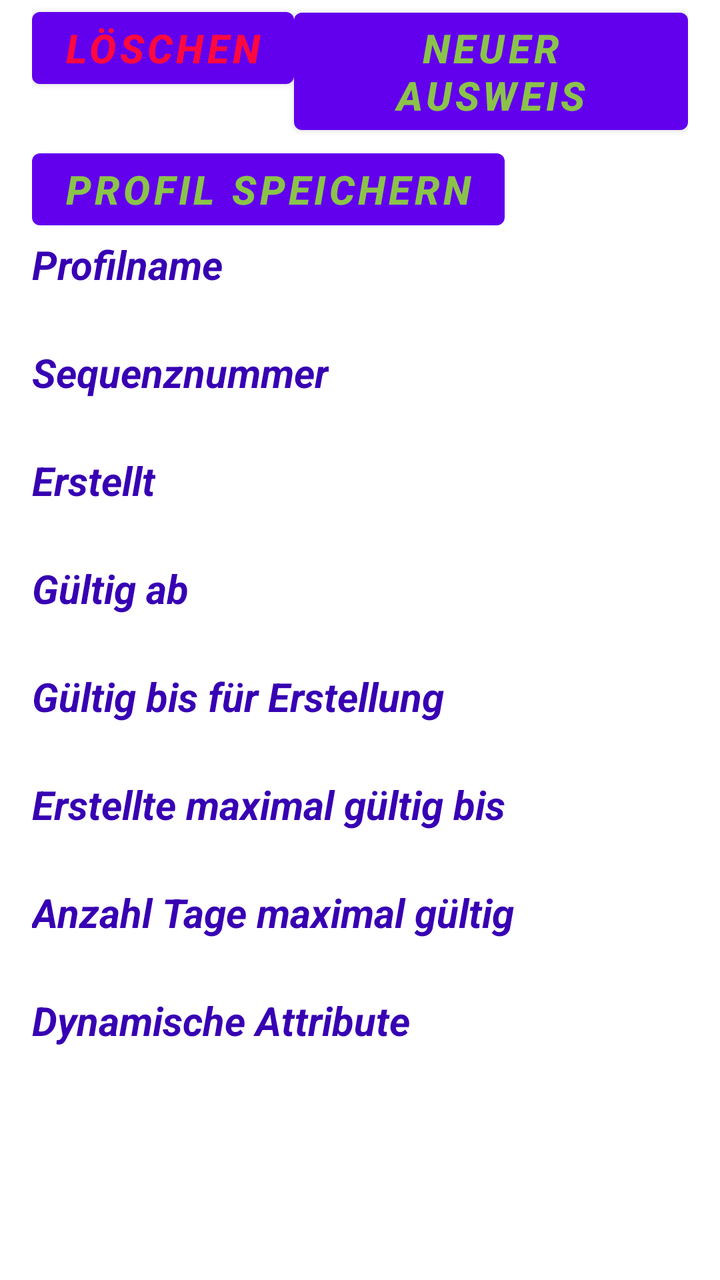
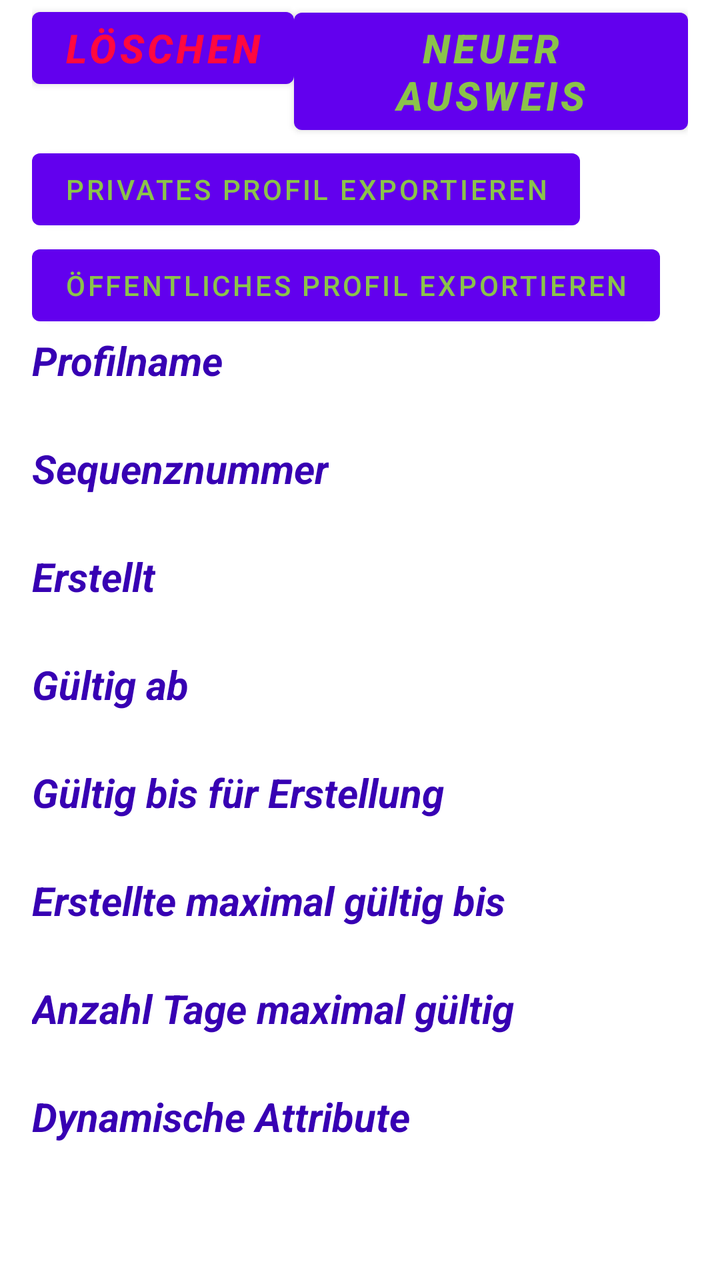

Before-and-after screenshots of an Android layout around one commit, followed by the original layout XML and the change that was made.
<!-- AndroidManifest.xml: application theme Theme.PommesfanIdentAndroid -->
<!-- res/layout/activity_profile_detail_view.xml -->
<?xml version="1.0" encoding="utf-8"?>
<ScrollView
        xmlns:android="http://schemas.android.com/apk/res/android"
        xmlns:tools="http://schemas.android.com/tools"
        android:id="@+id/publicProfileDetailView"
        android:layout_width="match_parent"
        android:layout_height="match_parent"
        android:paddingLeft="16dp"
        android:paddingRight="16dp"
        android:orientation="vertical"
        tools:context=".ProfileDetailView">

        <LinearLayout
                android:id="@+id/publicProfileAttributes"
                android:layout_width="match_parent"
                android:layout_height="match_parent"
                android:orientation="vertical">
                <LinearLayout
                        android:layout_width="match_parent"
                        android:layout_height="match_parent"
                        android:orientation="horizontal">
                        <Button
                                android:textSize="20sp"
                                android:layout_width="wrap_content"
                                android:layout_height="wrap_content"
                                android:textColor="#FF0840"
                                android:textStyle="bold|italic"
                                android:text="@string/l_schen"
                                android:id="@+id/btnDelete" />
                        <Button
                                android:textSize="20sp"
                                android:layout_width="wrap_content"
                                android:layout_height="wrap_content"
                                android:textColor="#8BC34A"
                                android:textStyle="bold|italic"
                                android:text="@string/neuer_ausweis"
                                android:id="@+id/btnNewID" />
        </LinearLayout>
        <Button
                android:textSize="20sp"
                android:layout_width="wrap_content"
                android:layout_height="wrap_content"
                android:textColor="#8BC34A"
                android:textStyle="bold|italic"
                android:text="@string/profil_speichern"
                android:id="@+id/btnExportProfile" />
        <TextView
                android:textSize="20sp"
                android:layout_width="wrap_content"
                android:layout_height="wrap_content"
                android:textColor="@color/purple_700"
                android:textStyle="bold|italic"
                android:text="@string/profilname" />
        <TextView
                android:textSize="20sp"
                android:layout_width="wrap_content"
                android:layout_height="wrap_content"
                android:id="@+id/fieldprofileName"/>
        <TextView
                android:textSize="20sp"
                android:layout_width="wrap_content"
                android:layout_height="wrap_content"
                android:textColor="@color/purple_700"
                android:textStyle="bold|italic"
                android:text="@string/sequenznummer" />
        <TextView
                android:textSize="20sp"
                android:layout_width="wrap_content"
                android:layout_height="wrap_content"
                android:id="@+id/sequence_number"/>
        <TextView
                android:textSize="20sp"
                android:layout_width="wrap_content"
                android:layout_height="wrap_content"
                android:textColor="@color/purple_700"
                android:textStyle="bold|italic"
                android:text="@string/erstellt"/>
        <TextView
                android:textSize="20sp"
                android:layout_width="wrap_content"
                android:layout_height="wrap_content"
                android:id="@+id/created"/>
        <TextView
                android:textSize="20sp"
                android:layout_width="wrap_content"
                android:layout_height="wrap_content"
                android:textColor="@color/purple_700"
                android:textStyle="bold|italic"
                android:text="@string/g_ltig_ab"/>
        <TextView
                android:textSize="20sp"
                android:layout_width="wrap_content"
                android:layout_height="wrap_content"
                android:id="@+id/valid_from"/>
        <TextView
                android:textSize="20sp"
                android:layout_width="wrap_content"
                android:layout_height="wrap_content"
                android:textColor="@color/purple_700"
                android:textStyle="bold|italic"
                android:text="@string/g_ltig_bis_f_r_erstellung"/>
        <TextView
                android:textSize="20sp"
                android:layout_width="wrap_content"
                android:layout_height="wrap_content"
                android:id="@+id/valid_for_creation"/>
        <TextView
                android:textSize="20sp"
                android:layout_width="wrap_content"
                android:layout_height="wrap_content"
                android:textColor="@color/purple_700"
                android:textStyle="bold|italic"
                android:text="@string/erstellte_maximal_g_ltig_bis"/>
        <TextView
                android:textSize="20sp"
                android:layout_width="wrap_content"
                android:layout_height="wrap_content"
                android:id="@+id/valid_for_created"/>
        <TextView
                android:textSize="20sp"
                android:layout_width="wrap_content"
                android:layout_height="wrap_content"
                android:textColor="@color/purple_700"
                android:textStyle="bold|italic"
                android:text="@string/anzahl_tage_maximal_g_ltig"/>
        <TextView
                android:textSize="20sp"
                android:layout_width="wrap_content"
                android:layout_height="wrap_content"
                android:id="@+id/max_valid_days"/>
        <TextView
                android:textSize="20sp"
                android:layout_width="wrap_content"
                android:layout_height="wrap_content"
                android:textColor="@color/purple_700"
                android:textStyle="bold|italic"
                android:text="@string/dynamische_attribute"/>
    </LinearLayout>
</ScrollView>
<!-- resources referenced by this layout -->
<resources>
  <color name="purple_700">#FF3700B3</color>
  <string name="anzahl_tage_maximal_g_ltig">Anzahl Tage maximal gültig</string>
  <string name="dynamische_attribute">Dynamische Attribute</string>
  <string name="erstellt">Erstellt</string>
  <string name="erstellte_maximal_g_ltig_bis">Erstellte maximal gültig bis</string>
  <string name="g_ltig_ab">Gültig ab</string>
  <string name="g_ltig_bis_f_r_erstellung">Gültig bis für Erstellung</string>
  <string name="l_schen">Löschen</string>
  <string name="neuer_ausweis">Neuer Ausweis</string>
  <string name="profil_speichern">Profil speichern</string>
  <string name="profilname">Profilname</string>
  <string name="sequenznummer">Sequenznummer</string>
  <style name="Theme.PommesfanIdentAndroid" parent="Theme.MaterialComponents.DayNight.NoActionBar">
          
          <item name="colorPrimary">@color/purple_500</item>
          <item name="colorPrimaryVariant">@color/purple_700</item>
          <item name="colorOnPrimary">@color/white</item>
          
          <item name="colorSecondary">@color/teal_200</item>
          <item name="colorSecondaryVariant">@color/teal_700</item>
          <item name="colorOnSecondary">@color/black</item>
          
          <item name="android:statusBarColor">?attr/colorPrimaryVariant</item>
          
      </style>
  <color name="purple_500">#FF6200EE</color>
  <color name="white">#FFFFFFFF</color>
  <color name="teal_200">#FF03DAC5</color>
  <color name="teal_700">#FF018786</color>
  <color name="black">#FF000000</color>
</resources>

<!-- the commit's change to res/layout/activity_profile_detail_view.xml (unified diff, before → after) -->
@@ -37,13 +37,19 @@
                                 android:id="@+id/btnNewID" />
         </LinearLayout>
         <Button
-                android:textSize="20sp"
+                android:textSize="14sp"
                 android:layout_width="wrap_content"
                 android:layout_height="wrap_content"
                 android:textColor="#8BC34A"
-                android:textStyle="bold|italic"
-                android:text="@string/profil_speichern"
-                android:id="@+id/btnExportProfile" />
+                android:text="@string/privates_profil_exportieren"
+                android:id="@+id/btnExportPrivateProfile" />
+        <Button
+                android:textSize="14sp"
+                android:layout_width="wrap_content"
+                android:layout_height="wrap_content"
+                android:textColor="#8BC34A"
+                android:text="@string/ffentliches_profil_exportieren"
+                android:id="@+id/btnExportPublicProfile" />
         <TextView
                 android:textSize="20sp"
                 android:layout_width="wrap_content"
<!-- resource entries referenced after the edit -->
@@ -5,11 +5,12 @@
   <string name="dynamische_attribute">Dynamische Attribute</string>
   <string name="erstellt">Erstellt</string>
   <string name="erstellte_maximal_g_ltig_bis">Erstellte maximal gültig bis</string>
+  <string name="ffentliches_profil_exportieren">Öffentliches Profil exportieren</string>
   <string name="g_ltig_ab">Gültig ab</string>
   <string name="g_ltig_bis_f_r_erstellung">Gültig bis für Erstellung</string>
   <string name="l_schen">Löschen</string>
   <string name="neuer_ausweis">Neuer Ausweis</string>
-  <string name="profil_speichern">Profil speichern</string>
+  <string name="privates_profil_exportieren">Privates Profil exportieren</string>
   <string name="profilname">Profilname</string>
   <string name="sequenznummer">Sequenznummer</string>
   <style name="Theme.PommesfanIdentAndroid" parent="Theme.MaterialComponents.DayNight.NoActionBar">
